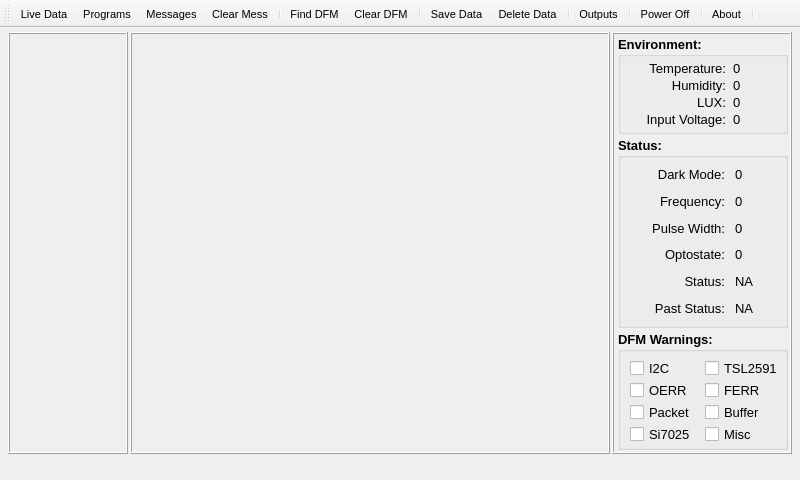
First picture: the form in Mainwindow.ui, repository spletcher1/PyMCU, before the edit.
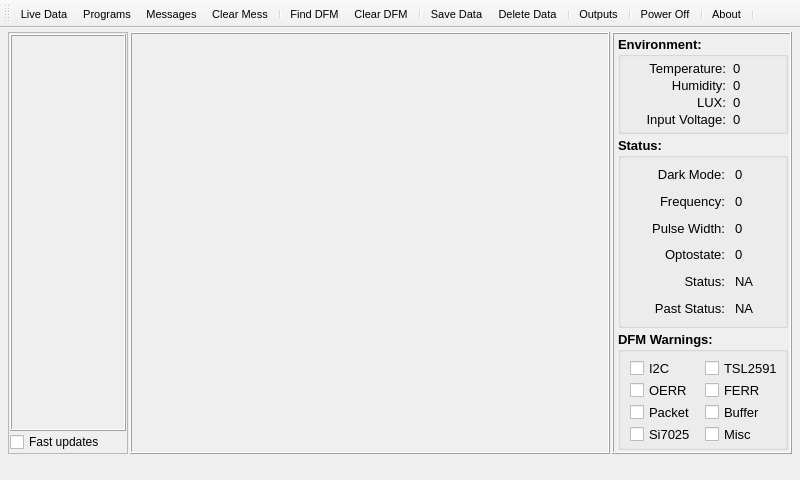
Second picture: the form after the edit. The open tabs and pages were chosen to show the change. Icons and pictures are not drawn.

Diff of the .ui file:
```diff
--- a/Mainwindow.ui
+++ b/Mainwindow.ui
@@ -374,6 +374,36 @@
          <number>2</number>
         </property>
         <item>
+         <widget class="QFrame" name="frame_11">
+          <property name="maximumSize">
+           <size>
+            <width>120</width>
+            <height>16777215</height>
+           </size>
+          </property>
+          <property name="frameShape">
+           <enum>QFrame::StyledPanel</enum>
+          </property>
+          <property name="frameShadow">
+           <enum>QFrame::Raised</enum>
+          </property>
+          <layout class="QVBoxLayout" name="verticalLayout_11">
+           <property name="spacing">
+            <number>1</number>
+           </property>
+           <property name="leftMargin">
+            <number>1</number>
+           </property>
+           <property name="topMargin">
+            <number>1</number>
+           </property>
+           <property name="rightMargin">
+            <number>1</number>
+           </property>
+           <property name="bottomMargin">
+            <number>1</number>
+           </property>
+           <item>
          <widget class="QScrollArea" name="DFMScrollArea">
           <property name="sizePolicy">
            <sizepolicy hsizetype="MinimumExpanding" vsizetype="Expanding">
@@ -413,8 +443,8 @@
             <rect>
              <x>0</x>
              <y>0</y>
-             <width>116</width>
-             <height>387</height>
+                <width>112</width>
+                <height>354</height>
             </rect>
            </property>
            <layout class="QVBoxLayout" name="DFMListLayout2">
@@ -438,6 +468,16 @@
          </widget>
         </item>
         <item>
+            <widget class="QCheckBox" name="fastUpdateCheckBox">
+             <property name="text">
+              <string>Fast updates</string>
+             </property>
+            </widget>
+           </item>
+          </layout>
+         </widget>
+        </item>
+        <item>
          <widget class="QFrame" name="DFMPlotFrame">
           <property name="minimumSize">
            <size>
```
Left out of the diff: 8 changed lines with no effect on the pictures. Lines whose indentation alone changed are shown as unchanged.
